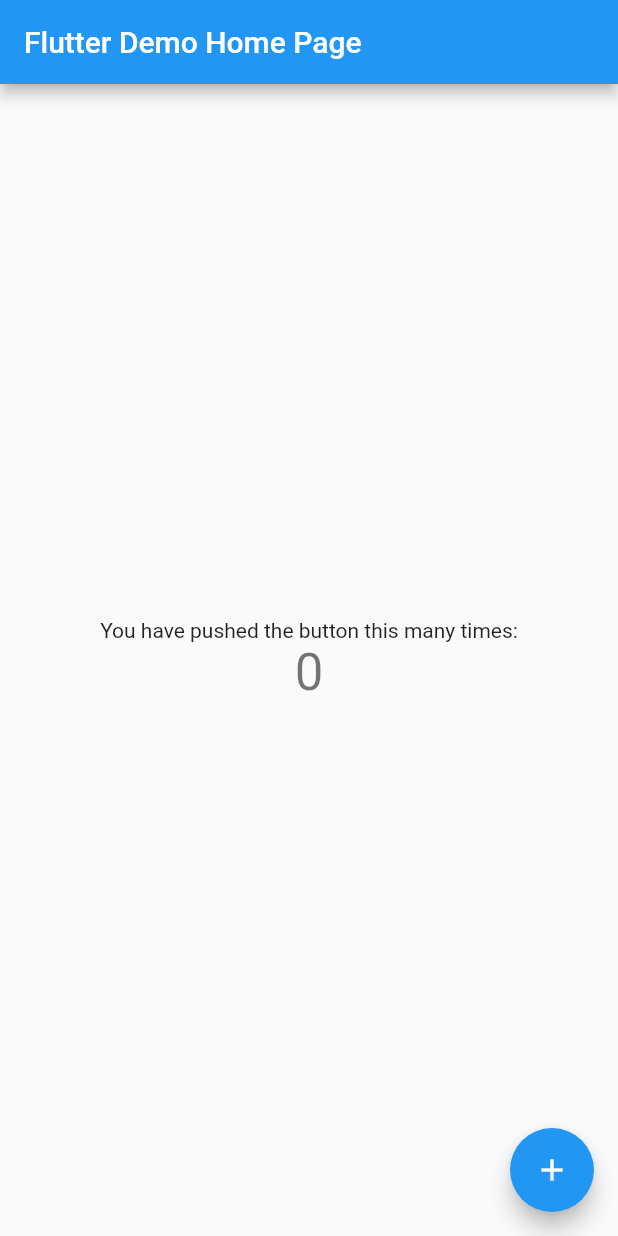
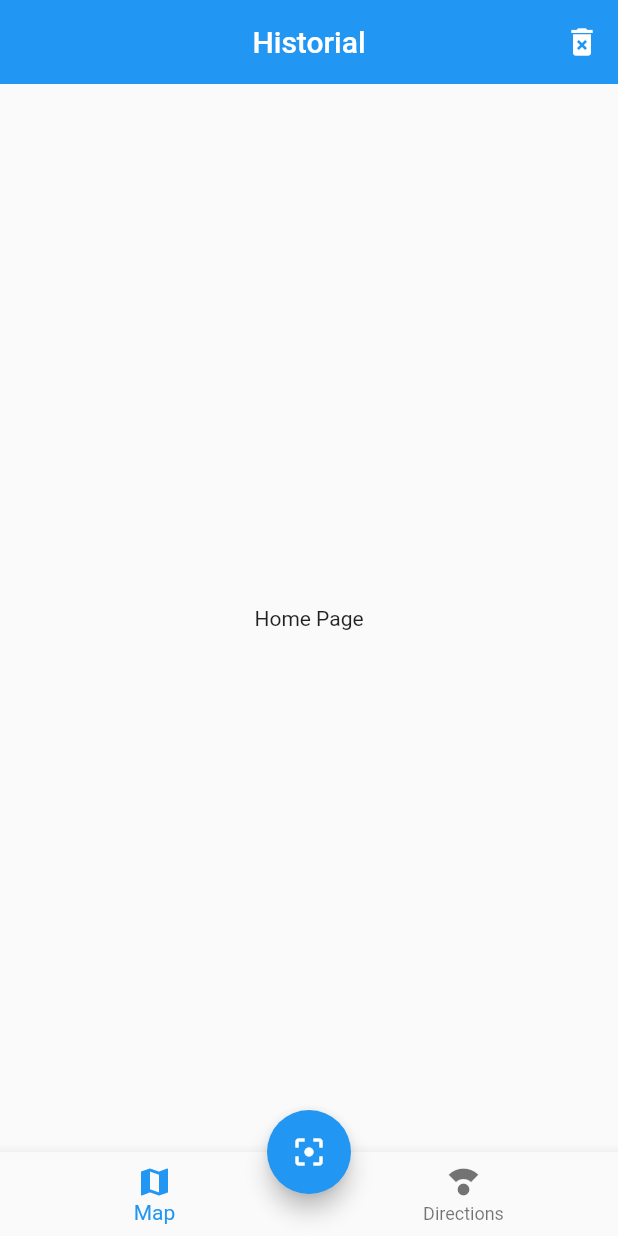
Before and after one commit to luisfdomontoya/s10_qrscanner, a Flutter app: the screen it shows after launch, on a phone screen of 412 x 824 dp. Run offline on Flutter 3.47's test engine with Material 2 defaults, Android fonts, the light colour scheme and no system bars.

Commit message:
basic design app

```diff
--- a/lib/main.dart
+++ b/lib/main.dart
@@ -1,115 +1,22 @@
 import 'package:flutter/material.dart';
+import 'package:s10_qrscanner/pages/home_page.dart';
+import 'package:s10_qrscanner/pages/map_page.dart';
 
-void main() {
-  runApp(const MyApp());
-}
+void main() => runApp(const MyApp());
 
 class MyApp extends StatelessWidget {
   const MyApp({super.key});
 
-  // This widget is the root of your application.
   @override
   Widget build(BuildContext context) {
     return MaterialApp(
-      title: 'Flutter Demo',
-      theme: ThemeData(
-        // This is the theme of your application.
-        //
-        // Try running your application with "flutter run". You'll see the
-        // application has a blue toolbar. Then, without quitting the app, try
-        // changing the primarySwatch below to Colors.green and then invoke
-        // "hot reload" (press "r" in the console where you ran "flutter run",
-        // or simply save your changes to "hot reload" in a Flutter IDE).
-        // Notice that the counter didn't reset back to zero; the application
-        // is not restarted.
-        primarySwatch: Colors.blue,
-      ),
-      home: const MyHomePage(title: 'Flutter Demo Home Page'),
+      debugShowCheckedModeBanner: false,
+      title: 'QR Reader',
+      initialRoute: 'home',
+      routes: {
+        'home': (context) => const HomePage(),
+        'map': (context) => const MapPage(),
+      },
     );
   }
 }
-
-class MyHomePage extends StatefulWidget {
-  const MyHomePage({super.key, required this.title});
-
-  // This widget is the home page of your application. It is stateful, meaning
-  // that it has a State object (defined below) that contains fields that affect
-  // how it looks.
-
-  // This class is the configuration for the state. It holds the values (in this
-  // case the title) provided by the parent (in this case the App widget) and
-  // used by the build method of the State. Fields in a Widget subclass are
-  // always marked "final".
-
-  final String title;
-
-  @override
-  State<MyHomePage> createState() => _MyHomePageState();
-}
-
-class _MyHomePageState extends State<MyHomePage> {
-  int _counter = 0;
-
-  void _incrementCounter() {
-    setState(() {
-      // This call to setState tells the Flutter framework that something has
-      // changed in this State, which causes it to rerun the build method below
-      // so that the display can reflect the updated values. If we changed
-      // _counter without calling setState(), then the build method would not be
-      // called again, and so nothing would appear to happen.
-      _counter++;
-    });
-  }
-
-  @override
-  Widget build(BuildContext context) {
-    // This method is rerun every time setState is called, for instance as done
-    // by the _incrementCounter method above.
-    //
-    // The Flutter framework has been optimized to make rerunning build methods
-    // fast, so that you can just rebuild anything that needs updating rather
-    // than having to individually change instances of widgets.
-    return Scaffold(
-      appBar: AppBar(
-        // Here we take the value from the MyHomePage object that was created by
-        // the App.build method, and use it to set our appbar title.
-        title: Text(widget.title),
-      ),
-      body: Center(
-        // Center is a layout widget. It takes a single child and positions it
-        // in the middle of the parent.
-        child: Column(
-          // Column is also a layout widget. It takes a list of children and
-          // arranges them vertically. By default, it sizes itself to fit its
-          // children horizontally, and tries to be as tall as its parent.
-          //
-          // Invoke "debug painting" (press "p" in the console, choose the
-          // "Toggle Debug Paint" action from the Flutter Inspector in Android
-          // Studio, or the "Toggle Debug Paint" command in Visual Studio Code)
-          // to see the wireframe for each widget.
-          //
-          // Column has various properties to control how it sizes itself and
-          // how it positions its children. Here we use mainAxisAlignment to
-          // center the children vertically; the main axis here is the vertical
-          // axis because Columns are vertical (the cross axis would be
-          // horizontal).
-          mainAxisAlignment: MainAxisAlignment.center,
-          children: <Widget>[
-            const Text(
-              'You have pushed the button this many times:',
-            ),
-            Text(
-              '$_counter',
-              style: Theme.of(context).textTheme.headline4,
-            ),
-          ],
-        ),
-      ),
-      floatingActionButton: FloatingActionButton(
-        onPressed: _incrementCounter,
-        tooltip: 'Increment',
-        child: const Icon(Icons.add),
-      ), // This trailing comma makes auto-formatting nicer for build methods.
-    );
-  }
-}
--- /dev/null
+++ b/lib/pages/home_page.dart
@@ -0,0 +1,29 @@
+import 'package:flutter/material.dart';
+import 'package:s10_qrscanner/widgets/widgets.dart';
+
+class HomePage extends StatelessWidget {
+  const HomePage({Key? key}) : super(key: key);
+
+  @override
+  Widget build(BuildContext context) {
+    return Scaffold(
+      appBar: AppBar(
+        centerTitle: true,
+        elevation: 0,
+        title: const Text('Historial'),
+        actions: [
+          IconButton(
+            onPressed: () {},
+            icon: const Icon(Icons.delete_forever),
+          )
+        ],
+      ),
+      body: const Center(
+        child: Text('Home Page'),
+      ),
+      bottomNavigationBar: const CustomNavigationBar(),
+      floatingActionButton: const ScanButton(),
+      floatingActionButtonLocation: FloatingActionButtonLocation.centerDocked,
+    );
+  }
+}
--- /dev/null
+++ b/lib/pages/map_page.dart
@@ -0,0 +1,14 @@
+import 'package:flutter/material.dart';
+
+class MapPage extends StatelessWidget {
+  const MapPage({Key? key}) : super(key: key);
+
+  @override
+  Widget build(BuildContext context) {
+    return const Scaffold(
+      body: Center(
+        child: Text('Map Page'),
+      ),
+    );
+  }
+}
--- /dev/null
+++ b/lib/widgets/custom_navigatorbar.dart
@@ -0,0 +1,28 @@
+import 'package:flutter/material.dart';
+
+class CustomNavigationBar extends StatelessWidget {
+  const CustomNavigationBar({super.key});
+
+  @override
+  Widget build(BuildContext context) {
+    return BottomNavigationBar(
+      // elevation: 0, //Quita la sombra que genera la
+      //elevación del widget
+      currentIndex: 0, //Nos dice cuál es el elemento
+      //seleccionado. En este caso el bottom navigation
+      //tiene 2 botones: Map (0) y Directions (1). Al
+      //poner el currentIndex en 0 le estamos diciendo
+      //que muestre como botón activo a Map.
+      items: const <BottomNavigationBarItem>[
+        BottomNavigationBarItem(
+          icon: Icon(Icons.map),
+          label: 'Map',
+        ),
+        BottomNavigationBarItem(
+          icon: Icon(Icons.compass_calibration),
+          label: 'Directions',
+        ),
+      ],
+    );
+  }
+}
--- /dev/null
+++ b/lib/widgets/scan_button.dart
@@ -0,0 +1,13 @@
+import 'package:flutter/material.dart';
+
+class ScanButton extends StatelessWidget {
+  const ScanButton({super.key});
+
+  @override
+  Widget build(BuildContext context) {
+    return FloatingActionButton(
+      onPressed: () {},
+      child: const Icon(Icons.filter_center_focus),
+    );
+  }
+}
--- /dev/null
+++ b/lib/widgets/widgets.dart
@@ -0,0 +1,2 @@
+export 'package:s10_qrscanner/widgets/scan_button.dart';
+export 'package:s10_qrscanner/widgets/custom_navigatorbar.dart';
```
